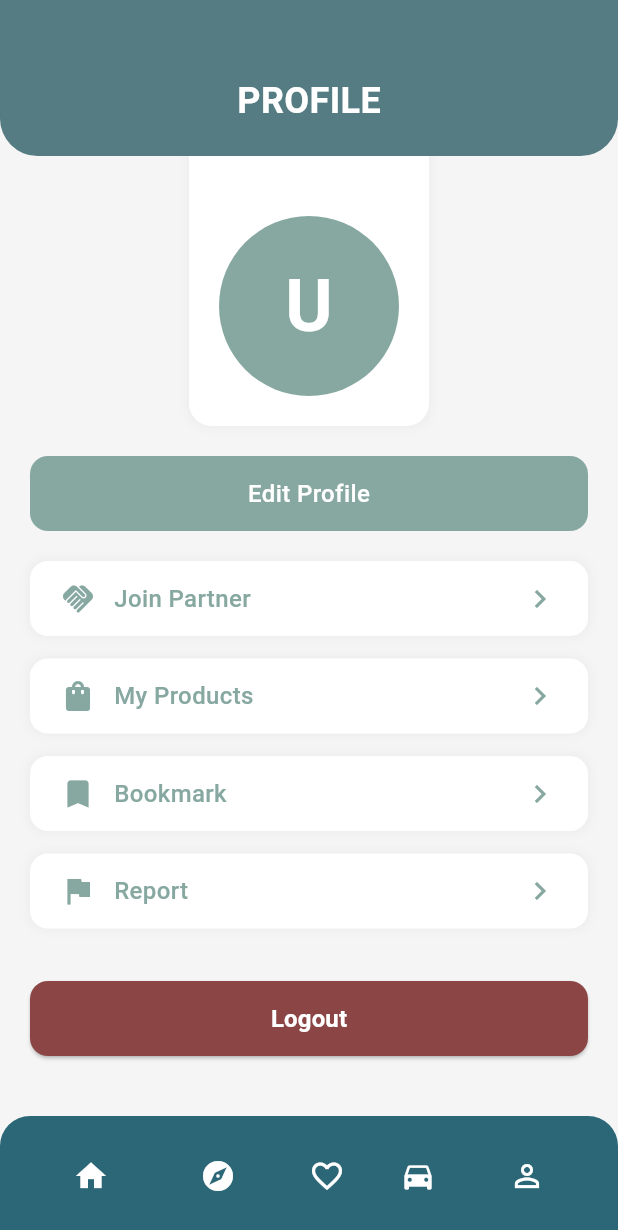
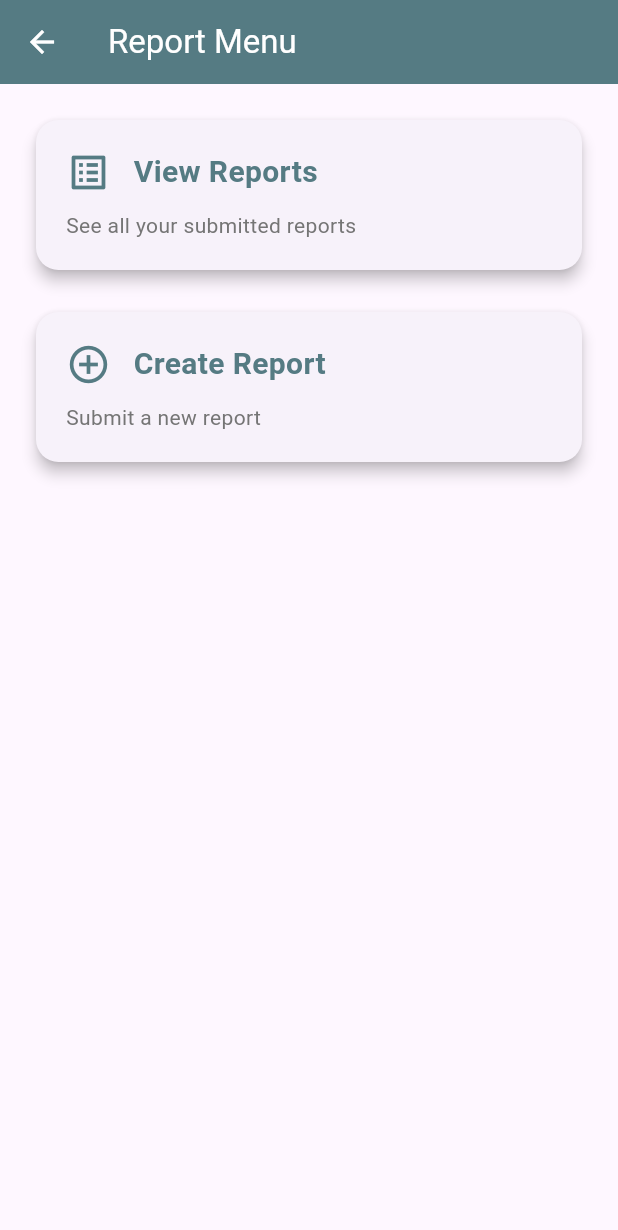
Before and after one commit to PBP-C07/Rentara-Mobile, a Flutter app: the ProfilePage screen opened by its route, scrolled down 44 dp, after a tap on "Report", on a phone screen of 412 x 824 dp. Shown: the top 1230 px of the screen. Run offline on Flutter 3.47's test engine with Material 3 defaults, Android fonts, the phone set to English and light mode, and no system bars; our stand-ins replace shared_preferences; missing offline and left inert: pbp_django_auth; accounts and stored records are empty.

Commit message:
fitur report

```diff
--- a/lib/pages/main/screens/profile.dart
+++ b/lib/pages/main/screens/profile.dart
@@ -12,6 +12,7 @@ import '../../sewajual/screens/admin/catalgoue_admin.dart';
 import 'login.dart';
 import 'register.dart';
 import '../widgets/navbar.dart';
+import 'package:rentara_mobile/pages/report/screens/report_menu.dart';
 
 class ProfilePage extends StatefulWidget {
   const ProfilePage({super.key});
@@ -462,7 +463,14 @@ class _ProfilePageState extends State<ProfilePage> {
                         child: _buildMenuItem('Bookmark', Icons.bookmark),
                       ),
                       InkWell(
-                        onTap: () {},
+                        onTap: () {
+                          Navigator.push(
+                            context,
+                            MaterialPageRoute(
+                              builder: (context) => const ReportMenuScreen(),
+                            ),
+                          );
+                        },
                         child: _buildMenuItem('Report', Icons.flag),
                       ),
                       const SizedBox(height: 20),
--- /dev/null
+++ b/lib/pages/report/screens/report_menu.dart
@@ -0,0 +1,105 @@
+import 'package:flutter/material.dart';
+import 'package:rentara_mobile/pages/report/screens/report_screen.dart';
+
+class ReportMenuScreen extends StatelessWidget {
+  const ReportMenuScreen({super.key});
+
+  @override
+  Widget build(BuildContext context) {
+    return Scaffold(
+      appBar: AppBar(
+        title: const Text(
+          'Report Menu',
+          style: TextStyle(color: Colors.white),
+        ),
+        backgroundColor: const Color(0xFF557B83),
+        iconTheme: const IconThemeData(color: Colors.white),
+      ),
+      body: Padding(
+        padding: const EdgeInsets.all(20.0),
+        child: Column(
+          crossAxisAlignment: CrossAxisAlignment.stretch,
+          children: [
+            _buildMenuCard(
+              context,
+              'View Reports',
+              Icons.list_alt,
+              'See all your submitted reports',
+              () {
+                Navigator.push(
+                  context,
+                  MaterialPageRoute(
+                    builder: (context) => const ReportScreen(viewOnly: true),
+                  ),
+                );
+              },
+            ),
+            const SizedBox(height: 20),
+            _buildMenuCard(
+              context,
+              'Create Report',
+              Icons.add_circle_outline,
+              'Submit a new report',
+              () {
+                Navigator.push(
+                  context,
+                  MaterialPageRoute(
+                    builder: (context) => const ReportScreen(viewOnly: false),
+                  ),
+                );
+              },
+            ),
+          ],
+        ),
+      ),
+    );
+  }
+
+  Widget _buildMenuCard(BuildContext context, String title, IconData icon,
+      String description, VoidCallback onTap) {
+    return Card(
+      elevation: 4,
+      shape: RoundedRectangleBorder(
+        borderRadius: BorderRadius.circular(15),
+      ),
+      child: InkWell(
+        onTap: onTap,
+        borderRadius: BorderRadius.circular(15),
+        child: Padding(
+          padding: const EdgeInsets.all(20.0),
+          child: Column(
+            crossAxisAlignment: CrossAxisAlignment.start,
+            children: [
+              Row(
+                children: [
+                  Icon(
+                    icon,
+                    size: 30,
+                    color: const Color(0xFF557B83),
+                  ),
+                  const SizedBox(width: 15),
+                  Text(
+                    title,
+                    style: const TextStyle(
+                      fontSize: 20,
+                      fontWeight: FontWeight.bold,
+                      color: Color(0xFF557B83),
+                    ),
+                  ),
+                ],
+              ),
+              const SizedBox(height: 10),
+              Text(
+                description,
+                style: TextStyle(
+                  fontSize: 14,
+                  color: Colors.grey[600],
+                ),
+              ),
+            ],
+          ),
+        ),
+      ),
+    );
+  }
+}
--- a/lib/pages/report/services/report_service.dart
+++ b/lib/pages/report/services/report_service.dart
@@ -3,24 +3,34 @@ import 'package:http/http.dart' as http;
 import 'package:rentara_mobile/pages/report/models/report.dart';
 
 class ReportService {
-  final String baseUrl = 'http://your-backend-url.com/api'; // Ganti dengan URL backend Anda
+  final String baseUrl = 'http://127.0.0.1:8000';
 
   Future<List<Report>> fetchReports() async {
-    final response = await http.get(Uri.parse('$baseUrl/reports'));
+    final response = await http.get(
+      Uri.parse('$baseUrl/report/get-report/'),
+      headers: {
+        "Content-Type": "application/json",
+      },
+    );
+
     if (response.statusCode == 200) {
+      print('Response body: ${response.body}'); // Untuk debugging
       return reportFromJson(response.body);
     } else {
-      throw Exception('Failed to load reports');
+      throw Exception('Failed to load reports: ${response.statusCode}');
     }
   }
 
   Future<bool> createReport(Report report) async {
     final response = await http.post(
-      Uri.parse('$baseUrl/reports'),
-      headers: {"Content-Type": "application/json"},
-      body: reportToJson([report]),
+      Uri.parse('$baseUrl/report/create-report/'),
+      headers: {
+        "Content-Type": "application/json",
+      },
+      body: reportToJson([report]), // Kirim sebagai array dengan satu item
     );
 
+    print('Create report response: ${response.body}'); // Untuk debugging
     return response.statusCode == 201;
   }
 }
```
Also changed, not shown: lib/pages/report/screens/report_screen.dart (+56 -19 lines).
